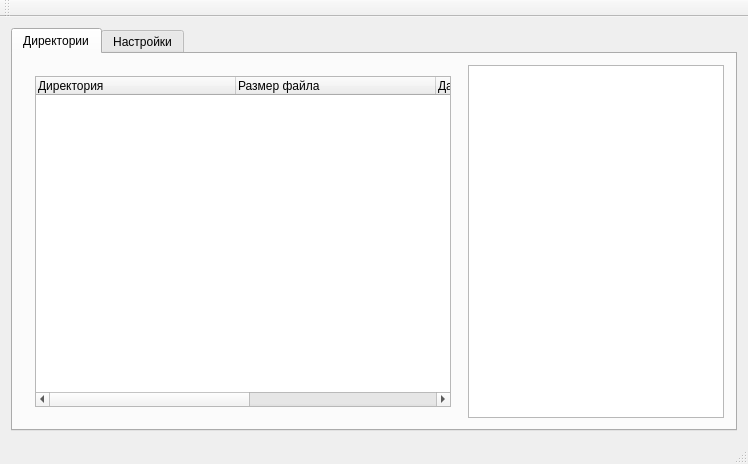
Before: the Qt Designer form src/Client/mainwindow.ui in Alex-Sidorov/TeamData, drawn with Qt 5.
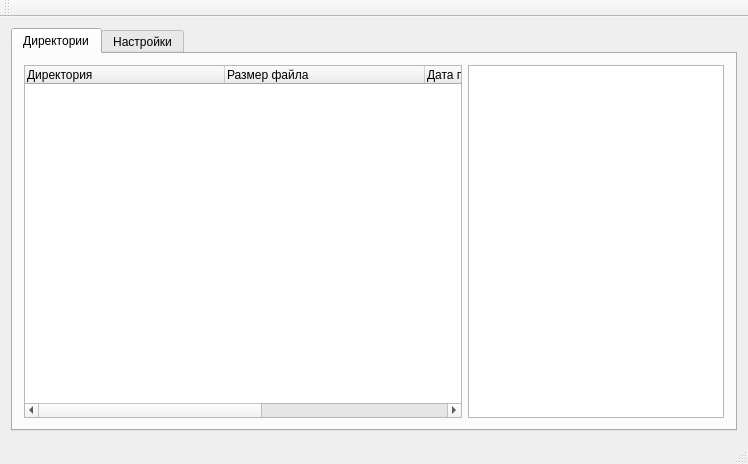
After: the same form once the commit is applied.

Diff of the .ui file:
```diff
--- a/src/Client/mainwindow.ui
+++ b/src/Client/mainwindow.ui
@@ -34,6 +34,21 @@
             </property>
             <widget class="QWidget" name="main_page">
              <layout class="QHBoxLayout" name="horizontalLayout_6">
+              <property name="spacing">
+               <number>0</number>
+              </property>
+              <property name="leftMargin">
+               <number>0</number>
+              </property>
+              <property name="topMargin">
+               <number>0</number>
+              </property>
+              <property name="rightMargin">
+               <number>0</number>
+              </property>
+              <property name="bottomMargin">
+               <number>0</number>
+              </property>
               <item>
                <widget class="QTreeWidget" name="tree_dir">
                 <attribute name="headerCascadingSectionResizes">
```
Left out of the diff: 12 changed lines with no effect on the pictures.
